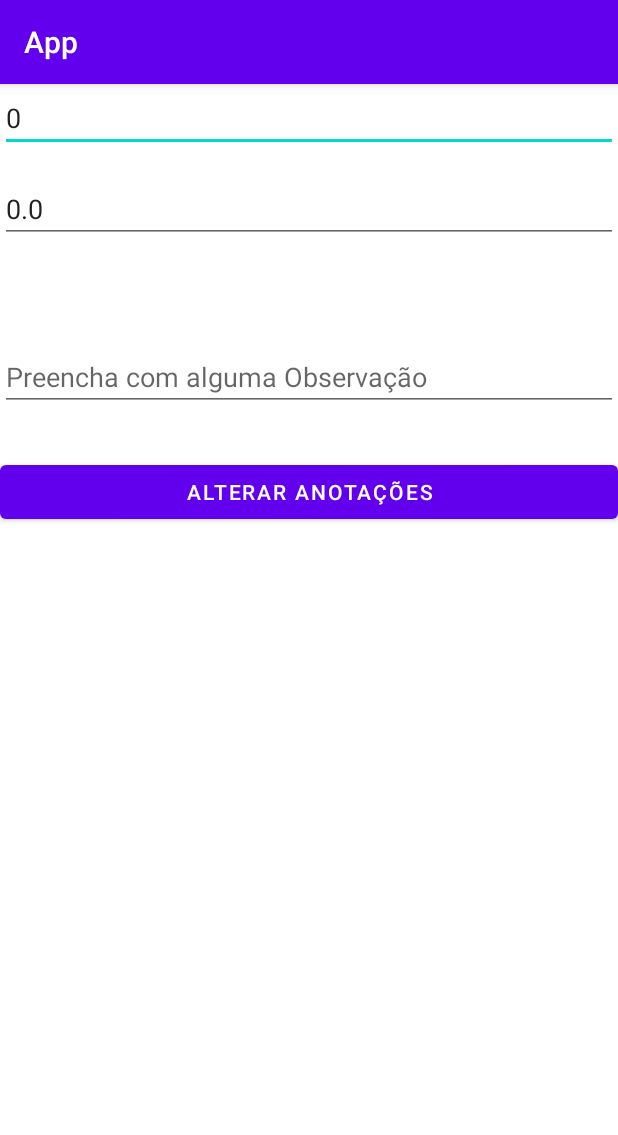
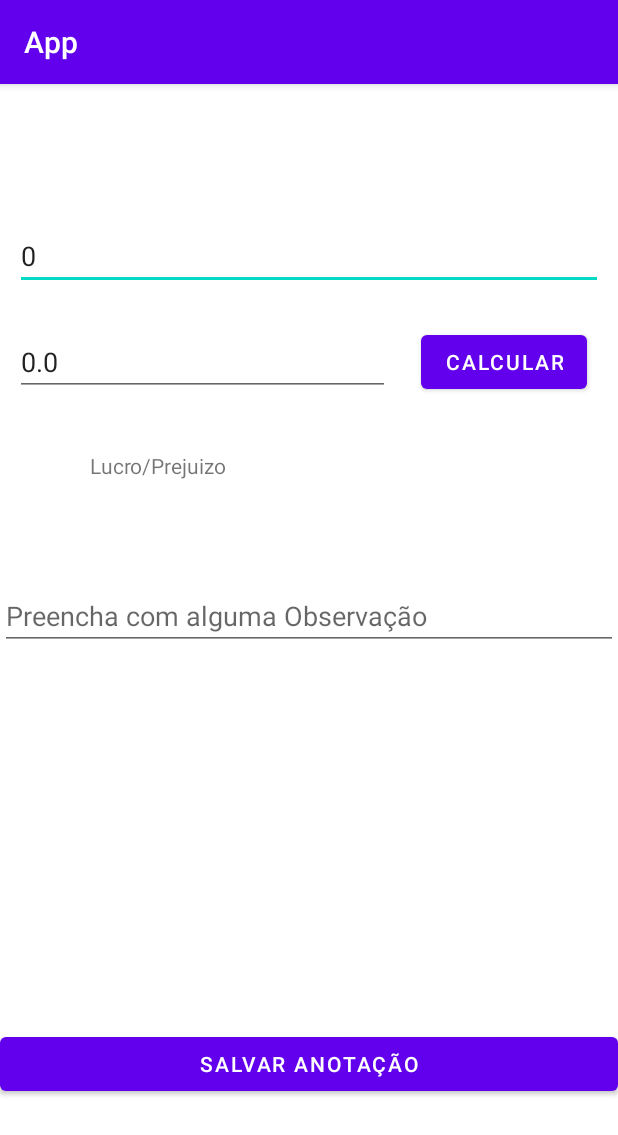
Before and after one commit to GabrielFontouraGriebler/App_Traiding, an Android app: the AntacaoEditar screen opened directly, with no data from a screen before it, on a phone screen of 412 x 824 dp. Shown: the top 1135 px of the screen. Run offline under Robolectric (Android 15) with nearby library versions, the phone set to English and light mode, and no system bars; 4 statements that could not run were skipped.

Commit message:
lucroprejuizonalista

```diff
--- a/app/src/main/java/com/example/app/AdapterListaAnotacao.java
+++ b/app/src/main/java/com/example/app/AdapterListaAnotacao.java
@@ -40,14 +40,17 @@ public class AdapterListaAnotacao extends BaseAdapter {
 
     @Override
     public View getView(int posicao, View view, ViewGroup viewGroup) {
+        //AQUI DEFINE OS CAMPOS QUE VAO APARECER NA LISTVIEW
 
         View v = View.inflate(this.context, R.layout.layout_anotacao, null);
 
         TextView textViewDataAnotacao = (TextView) v.findViewById(R.id.textViewDataAnotacao);
         TextView textViewSaldoPosOp = (TextView) v.findViewById(R.id.textViewSaldoPosOp);
+        TextView textViewLucroPrejuizo = (TextView) v.findViewById(R.id.textViewLucroPrejuizo);
 
         textViewDataAnotacao.setText(String.valueOf(this.AnotacaoList.get(posicao).getData()));
         textViewSaldoPosOp.setText(String.valueOf(this.AnotacaoList.get(posicao).getSaldoPosOp()));
+        textViewLucroPrejuizo.setText(String.valueOf(this.AnotacaoList.get(posicao).getLucroPrejuizo()));
 
         return v;
     }
--- a/app/src/main/java/com/example/app/Anotacao.java
+++ b/app/src/main/java/com/example/app/Anotacao.java
@@ -16,6 +16,7 @@ public class Anotacao extends AppCompatActivity {
     private EditText editTextData;
     private EditText editTextSaldoPosOP;
     private EditText editTextObservacao;
+    private TextView textViewLucroPrejuizo;
 
 
     private Button buttonSalvarAnotacao;
@@ -31,8 +32,10 @@ public class Anotacao extends AppCompatActivity {
         editTextSaldoPosOP = (EditText) findViewById(R.id.editTextSaldoPosOP);
         editTextObservacao = (EditText) findViewById(R.id.editTextObservacao);
 
+        textViewLucroPrejuizo = (TextView) findViewById(R.id.textViewLucroPrejuizo);
 
-        buttonSalvarAnotacao = (Button) findViewById(R.id.buttonSalvarAnotacao);
+
+        buttonSalvarAnotacao = (Button) findViewById(R.id.buttonSalvarAlteracao);
 
         this.clickNoBotaoSalvarListener();
 
@@ -41,7 +44,6 @@ public class Anotacao extends AppCompatActivity {
         buttonCalculaLucroPrejuizo.setOnClickListener(new View.OnClickListener() {
             @Override
             public void onClick(View v) {
-                final TextView textViewLucroPrejuizo = (TextView) findViewById(R.id.textViewLucroPrejuizo);
                 textViewLucroPrejuizo.setText(editTextSaldoPosOP.getText().toString());
             }
         });
@@ -100,6 +102,11 @@ public class Anotacao extends AppCompatActivity {
         } else {
             return null;
         }
+        if(textViewLucroPrejuizo.getText().toString().isEmpty() == false){
+            this.anotacaoDiario.setLucroPrejuizo((this.textViewLucroPrejuizo.getText().toString()));
+        } else {
+            return null;
+        }
         if(this.editTextObservacao.getText().toString().isEmpty() == false){
             this.anotacaoDiario.setObservacao(this.editTextObservacao.getText().toString());
         } else {
--- a/app/src/main/java/com/example/app/AnotacaoDAO.java
+++ b/app/src/main/java/com/example/app/AnotacaoDAO.java
@@ -124,6 +124,7 @@ public class AnotacaoDAO {
             ContentValues anotacaoAtributos = new ContentValues();
             anotacaoAtributos.put("data", pAnotacaoDiario.getData());
             anotacaoAtributos.put("saldo_pos_op", pAnotacaoDiario.getSaldoPosOp());
+            anotacaoAtributos.put("lucroPrejuizo", pAnotacaoDiario.getLucroPrejuizo());
 
             anotacaoAtributos.put("observacao", pAnotacaoDiario.getObservacao());
 
--- a/app/src/main/java/com/example/app/AntacaoEditar.java
+++ b/app/src/main/java/com/example/app/AntacaoEditar.java
@@ -4,14 +4,11 @@ import androidx.appcompat.app.AppCompatActivity;
 
 import android.content.Intent;
 import android.os.Bundle;
-import android.util.Log;
 import android.view.View;
 import android.widget.Button;
 import android.widget.EditText;
 import android.widget.TextView;
 import android.widget.Toast;
-
-import java.time.temporal.Temporal;
 
 public class AntacaoEditar extends AppCompatActivity {
 
@@ -19,6 +16,7 @@ public class AntacaoEditar extends AppCompatActivity {
     private EditText editTextSaldoPosOP;
     private EditText editTextObservacao;
 
+    private TextView textViewLucroPrejuizo;
 
 
     private Button buttonSalvarAlteracoes;
@@ -35,12 +33,20 @@ public class AntacaoEditar extends AppCompatActivity {
         this.editTextSaldoPosOP = (EditText) findViewById(R.id.editTextSaldoPosOP);
         this.editTextObservacao = (EditText) findViewById(R.id.editTextObservacao);
 
+        textViewLucroPrejuizo = (TextView) findViewById(R.id.textViewLucroPrejuizo);
+
+        //Botão que vai calcular e projetar as informações de lucro e prejuizo no text view
+        final Button buttonCalculaLucroPrejuizo = (Button) findViewById(R.id.buttonCalculaLucroPrejuizo);
+        buttonCalculaLucroPrejuizo.setOnClickListener(new View.OnClickListener() {
+            @Override
+            public void onClick(View v) {
+                textViewLucroPrejuizo.setText(editTextSaldoPosOP.getText().toString());
+            }
+        });
 
 
 
-
-
-        this.buttonSalvarAlteracoes = (Button) findViewById(R.id.buttonSalvarAnotacao);
+        this.buttonSalvarAlteracoes = (Button) findViewById(R.id.buttonSalvarAlteracao);
 
         Bundle bundleDadosAnotacao = getIntent().getExtras();
 
@@ -48,6 +54,8 @@ public class AntacaoEditar extends AppCompatActivity {
 
         anotacaoDiario.setData(bundleDadosAnotacao.getInt("data_anotacao"));
         anotacaoDiario.setSaldoPosOp(bundleDadosAnotacao.getDouble("saldo_pos_op"));
+        //se deixar com essa parte do texto, ao abrir a pagina ele busca a informação salva no banco
+        anotacaoDiario.setLucroPrejuizo(bundleDadosAnotacao.getString("lucroPrejuizo"));
         anotacaoDiario.setObservacao(bundleDadosAnotacao.getString("observacao_anotacao"));
 
 
@@ -61,6 +69,7 @@ public class AntacaoEditar extends AppCompatActivity {
 
         this.editTextData.setText(String.valueOf(anotacaoDiario.getData()));
         this.editTextSaldoPosOP.setText(String.valueOf(anotacaoDiario.getSaldoPosOp()));
+        this.textViewLucroPrejuizo.setText(anotacaoDiario.getLucroPrejuizo());
         this.editTextObservacao.setText(anotacaoDiario.getObservacao());
 
     }
@@ -78,6 +87,11 @@ public class AntacaoEditar extends AppCompatActivity {
         if (editTextSaldoPosOP.getText().toString().isEmpty() == false) {
             double saldoPosOp = Double.parseDouble(this.editTextSaldoPosOP.getText().toString());
             this.anotacaoDiario.setSaldoPosOp(saldoPosOp);
+        } else {
+            return null;
+        }
+        if(textViewLucroPrejuizo.getText().toString().isEmpty() == false){
+            this.anotacaoDiario.setLucroPrejuizo((this.textViewLucroPrejuizo.getText().toString()));
         } else {
             return null;
         }
--- a/app/src/main/java/com/example/app/ConexaoSQLiteDiario.java
+++ b/app/src/main/java/com/example/app/ConexaoSQLiteDiario.java
@@ -32,7 +32,7 @@ public class ConexaoSQLiteDiario extends SQLiteOpenHelper {
                         "id INTEGER PRIMARY KEY autoincrement," +
                         "data DATE," +
                         "saldo_pos_op REAL," +
-                        "lucroPrejuizo REAL," +
+                        "lucroPrejuizo TEXT," +
                         "observacao TEXT" +
                         ")";
         sqLiteDatabase.execSQL(sqlTabelaDiario);
--- a/app/src/main/java/com/example/app/Relatorio.java
+++ b/app/src/main/java/com/example/app/Relatorio.java
@@ -104,6 +104,8 @@ public class Relatorio extends AppCompatActivity {
 
                         bundleDadosAnotacao.putInt("data_anotacao", anotacaoSelecionada.getData());
                         bundleDadosAnotacao.putDouble("saldo_pos_op", anotacaoSelecionada.getSaldoPosOp());
+                        bundleDadosAnotacao.putString("lucroPrejuizo", anotacaoSelecionada.getLucroPrejuizo());
+
                         bundleDadosAnotacao.putString("observacao_anotacao", anotacaoSelecionada.getObservacao());
 
                         Intent intentEditarProdutos = new Intent(Relatorio.this, AntacaoEditar.class);
--- a/app/src/main/res/layout/activity_anotacao.xml
+++ b/app/src/main/res/layout/activity_anotacao.xml
@@ -53,7 +53,7 @@
         tools:ignore="MissingConstraints" />
 
     <Button
-        android:id="@+id/buttonSalvarAnotacao"
+        android:id="@+id/buttonSalvarAlteracao"
         android:layout_width="match_parent"
         android:layout_height="wrap_content"
         android:layout_marginTop="252dp"
--- a/app/src/main/res/layout/activity_antacao_editar.xml
+++ b/app/src/main/res/layout/activity_antacao_editar.xml
@@ -1,61 +1,98 @@
 <?xml version="1.0" encoding="utf-8"?>
-<LinearLayout xmlns:android="http://schemas.android.com/apk/res/android"
+<androidx.constraintlayout.widget.ConstraintLayout  xmlns:android="http://schemas.android.com/apk/res/android"
     xmlns:app="http://schemas.android.com/apk/res-auto"
     xmlns:tools="http://schemas.android.com/tools"
     android:layout_width="match_parent"
     android:layout_height="match_parent"
     android:orientation="vertical"
-    tools:context=".AntacaoEditar">
+    tools:context=".Anotacao">
+
 
     <EditText
         android:id="@+id/editTextData"
         android:layout_width="match_parent"
         android:layout_height="wrap_content"
+        android:layout_marginStart="10dp"
+        android:layout_marginTop="92dp"
+        android:layout_marginEnd="10dp"
+        android:ems="10"
         android:hint="Preencha com a  data"
-        android:ems="10"
-        android:inputType="date" />
-
-    <Space
-        android:layout_width="match_parent"
-        android:layout_height="15dp"/>
+        android:inputType="date"
+        app:layout_constraintEnd_toEndOf="parent"
+        app:layout_constraintHorizontal_bias="1.0"
+        app:layout_constraintStart_toStartOf="parent"
+        app:layout_constraintTop_toTopOf="parent" />
 
     <EditText
         android:id="@+id/editTextSaldoPosOP"
-        android:hint="Preencha com o Saldo pós operação"
-        android:layout_width="match_parent"
+        android:layout_width="250dp"
         android:layout_height="wrap_content"
+        android:layout_marginStart="10dp"
+        android:layout_marginTop="25dp"
+        android:digits="0123456789.,"
         android:ems="10"
-        android:digits="0123456789.,"
-        android:inputType="numberDecimal" />
-    <Space
-        android:layout_width="match_parent"
-        android:layout_height="15dp"/>
-
-
-
-    <Space
-        android:layout_width="match_parent"
-        android:layout_height="51dp" />
-
+        android:hint=" Saldo pós operação"
+        android:inputType="numberDecimal"
+        app:layout_constraintEnd_toEndOf="parent"
+        app:layout_constraintHorizontal_bias="0.0"
+        app:layout_constraintStart_toStartOf="parent"
+        app:layout_constraintTop_toBottomOf="@+id/editTextData" />
 
     <EditText
         android:id="@+id/editTextObservacao"
         android:layout_width="match_parent"
         android:layout_height="wrap_content"
+        android:layout_marginTop="68dp"
+        android:ems="10"
         android:hint="Preencha com alguma Observação"
-        android:ems="10"
         android:inputType="textMultiLine"
-        />
-
-    <Space
-        android:layout_width="match_parent"
-        android:layout_height="30dp"/>
+        app:layout_constraintEnd_toEndOf="parent"
+        app:layout_constraintHorizontal_bias="0.0"
+        app:layout_constraintStart_toStartOf="parent"
+        app:layout_constraintTop_toBottomOf="@+id/textView1"
+        tools:ignore="MissingConstraints" />
 
     <Button
-        android:id="@+id/buttonSalvarAnotacao"
+        android:id="@+id/buttonSalvarAlteracao"
         android:layout_width="match_parent"
         android:layout_height="wrap_content"
-        android:text="Alterar Anotações" />
+        android:layout_marginTop="252dp"
+        android:text="Salvar Anotação"
+        app:layout_constraintStart_toStartOf="parent"
+        app:layout_constraintTop_toBottomOf="@+id/editTextObservacao" />
 
+    <TextView
+        android:id="@+id/textViewLucroPrejuizo"
+        android:layout_width="95dp"
+        android:layout_height="wrap_content"
+        android:layout_marginTop="12dp"
+        android:ems="20"
+        android:textSize="18sp"
+        app:layout_constraintEnd_toEndOf="parent"
+        app:layout_constraintHorizontal_bias="0.189"
+        app:layout_constraintStart_toStartOf="parent"
+        app:layout_constraintTop_toBottomOf="@+id/editTextSaldoPosOP" />
 
-</LinearLayout>
+    <Button
+        android:id="@+id/buttonCalculaLucroPrejuizo"
+        android:layout_width="wrap_content"
+        android:layout_height="wrap_content"
+        android:layout_marginTop="24dp"
+        android:layout_marginEnd="20dp"
+        android:text="Calcular"
+        app:layout_constraintEnd_toEndOf="parent"
+        app:layout_constraintHorizontal_bias="0.962"
+        app:layout_constraintStart_toEndOf="@+id/editTextSaldoPosOP"
+        app:layout_constraintTop_toBottomOf="@+id/editTextData" />
+
+    <TextView
+        android:id="@+id/textView1"
+        android:layout_width="wrap_content"
+        android:layout_height="wrap_content"
+        android:text="Lucro/Prejuizo "
+        app:layout_constraintEnd_toEndOf="parent"
+        app:layout_constraintHorizontal_bias="0.189"
+        app:layout_constraintStart_toStartOf="parent"
+        app:layout_constraintTop_toBottomOf="@+id/textViewLucroPrejuizo" />
+
+</androidx.constraintlayout.widget.ConstraintLayout>
```
